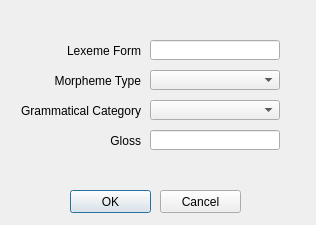
Old version of the form NewEntry.ui in the repository rmlockwood/FLExTrans.
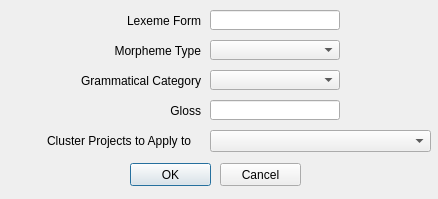
New version of the form.

Commit message: Support cluster projects in create new entry

The edit to the form file:
```diff
--- a/NewEntry.ui
+++ b/NewEntry.ui
@@ -9,8 +9,8 @@
    <rect>
     <x>0</x>
     <y>0</y>
-    <width>316</width>
-    <height>225</height>
+    <width>438</width>
+    <height>199</height>
    </rect>
   </property>
   <property name="windowTitle">
@@ -29,8 +29,8 @@
    <property name="geometry">
     <rect>
      <x>10</x>
-     <y>40</y>
-     <width>131</width>
+     <y>10</y>
+     <width>191</width>
      <height>21</height>
     </rect>
    </property>
@@ -45,8 +45,8 @@
    <property name="geometry">
     <rect>
      <x>10</x>
-     <y>70</y>
-     <width>131</width>
+     <y>40</y>
+     <width>191</width>
      <height>21</height>
     </rect>
    </property>
@@ -61,8 +61,8 @@
    <property name="geometry">
     <rect>
      <x>10</x>
-     <y>100</y>
-     <width>131</width>
+     <y>70</y>
+     <width>191</width>
      <height>21</height>
     </rect>
    </property>
@@ -76,8 +76,8 @@
   <widget class="QLineEdit" name="glossEdit">
    <property name="geometry">
     <rect>
-     <x>150</x>
-     <y>130</y>
+     <x>210</x>
+     <y>100</y>
      <width>130</width>
      <height>20</height>
     </rect>
@@ -89,8 +89,8 @@
   <widget class="QLineEdit" name="lexemeFormEdit">
    <property name="geometry">
     <rect>
-     <x>150</x>
-     <y>40</y>
+     <x>210</x>
+     <y>10</y>
      <width>130</width>
      <height>20</height>
     </rect>
@@ -102,8 +102,8 @@
   <widget class="QPushButton" name="OKButton">
    <property name="geometry">
     <rect>
-     <x>70</x>
-     <y>190</y>
+     <x>130</x>
+     <y>163</y>
      <width>81</width>
      <height>23</height>
     </rect>
@@ -115,15 +115,15 @@
   <widget class="QComboBox" name="morphemeTypeCombo">
    <property name="geometry">
     <rect>
-     <x>150</x>
-     <y>70</y>
+     <x>210</x>
+     <y>40</y>
      <width>130</width>
      <height>20</height>
     </rect>
    </property>
    <property name="font">
     <font>
-     <pointsize>10</pointsize>
+     <pointsize>8</pointsize>
     </font>
    </property>
    <property name="toolTip">
@@ -136,8 +136,8 @@
   <widget class="QPushButton" name="CancelButton">
    <property name="geometry">
     <rect>
-     <x>160</x>
-     <y>190</y>
+     <x>220</x>
+     <y>163</y>
      <width>81</width>
      <height>23</height>
     </rect>
@@ -150,8 +150,8 @@
    <property name="geometry">
     <rect>
      <x>10</x>
-     <y>130</y>
-     <width>131</width>
+     <y>100</y>
+     <width>191</width>
      <height>21</height>
     </rect>
    </property>
@@ -165,15 +165,15 @@
   <widget class="QComboBox" name="gramCatCombo">
    <property name="geometry">
     <rect>
-     <x>150</x>
-     <y>100</y>
+     <x>210</x>
+     <y>70</y>
      <width>130</width>
      <height>20</height>
     </rect>
    </property>
    <property name="font">
     <font>
-     <pointsize>10</pointsize>
+     <pointsize>8</pointsize>
     </font>
    </property>
    <property name="toolTip">
@@ -183,6 +183,32 @@
     <enum>Qt::LeftToRight</enum>
    </property>
   </widget>
+  <widget class="QLabel" name="clusterProjectsLabel">
+   <property name="geometry">
+    <rect>
+     <x>0</x>
+     <y>130</y>
+     <width>191</width>
+     <height>21</height>
+    </rect>
+   </property>
+   <property name="text">
+    <string>Cluster Projects to Apply to</string>
+   </property>
+   <property name="alignment">
+    <set>Qt::AlignRight|Qt::AlignTrailing|Qt::AlignVCenter</set>
+   </property>
+  </widget>
+  <widget class="QComboBox" name="clusterProjectsComboBox">
+   <property name="geometry">
+    <rect>
+     <x>210</x>
+     <y>130</y>
+     <width>221</width>
+     <height>22</height>
+    </rect>
+   </property>
+  </widget>
  </widget>
  <tabstops>
   <tabstop>lexemeFormEdit</tabstop>
```
The commit also changes 7 other files.
